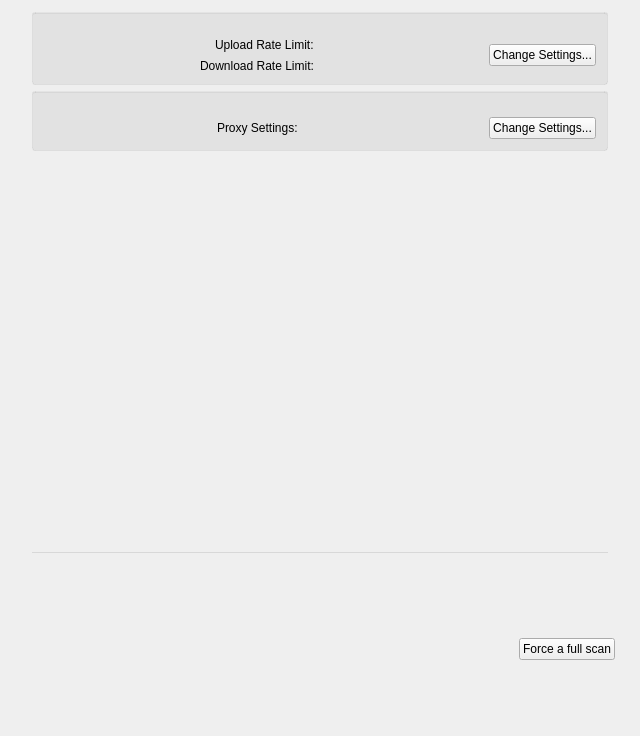
This is src/MEGASync/gui/macx/SettingsDialog.ui in meganz/MEGAsync as Qt 5 draws it before an edit. The edited form follows.
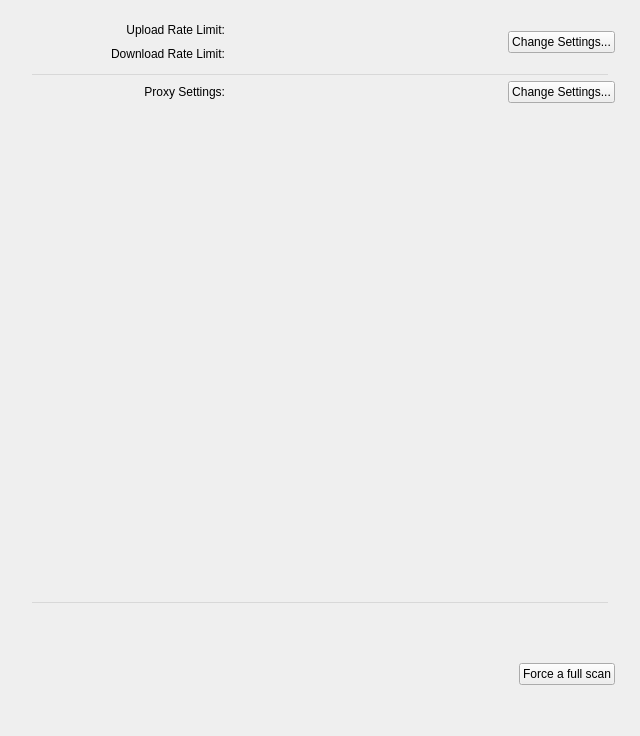
This is the edited form. The open tabs and pages were chosen to show the change. Icons and pictures are not drawn. Custom widgets are drawn as their Qt base class.

Commit message: Fixes for network pane reverted after merge

```diff
--- a/src/MEGASync/gui/macx/SettingsDialog.ui
+++ b/src/MEGASync/gui/macx/SettingsDialog.ui
@@ -220,6 +220,17 @@
   margin-left: 32px;
   margin-right: 32px;
 }
+
+/*Network pane css props*/
+#wSeparatorNetwork
+{
+ background-color: rgba(0,0,0,0.1);
+}
+
+#lUploadRateLimit, #lDownloadRateLimit, #lProxySettings
+{
+    font-weight: bold;
+}
 </string>
   </property>
   <layout class="QVBoxLayout" name="verticalLayout_12">
@@ -3738,92 +3749,76 @@
       <property name="focusPolicy">
        <enum>Qt::WheelFocus</enum>
       </property>
-      <layout class="QVBoxLayout" name="verticalLayout_10">
+      <layout class="QVBoxLayout" name="verticalLayout">
+       <property name="spacing">
+        <number>6</number>
+       </property>
        <property name="leftMargin">
-        <number>32</number>
+        <number>0</number>
        </property>
        <property name="topMargin">
-        <number>12</number>
+        <number>16</number>
        </property>
        <property name="rightMargin">
-        <number>32</number>
+        <number>0</number>
        </property>
        <property name="bottomMargin">
-        <number>12</number>
+        <number>0</number>
        </property>
        <item>
-        <widget class="QGroupBox" name="gBandwidthSettings">
-         <property name="title">
-          <string/>
-         </property>
-         <layout class="QHBoxLayout" name="horizontalLayout_7">
-          <property name="topMargin">
-           <number>24</number>
-          </property>
-          <item>
-           <spacer name="horizontalSpacer_17">
-            <property name="orientation">
-             <enum>Qt::Horizontal</enum>
-            </property>
-            <property name="sizeHint" stdset="0">
+        <widget class="QWidget" name="gBandwidthSettings" native="true">
+         <property name="minimumSize">
              <size>
-              <width>40</width>
-              <height>20</height>
-             </size>
-            </property>
-           </spacer>
-          </item>
+           <width>0</width>
+           <height>0</height>
+          </size>
+         </property>
+         <layout class="QVBoxLayout" name="verticalLayout_40">
+          <property name="leftMargin">
+           <number>25</number>
+          </property>
+          <property name="topMargin">
+           <number>0</number>
+          </property>
+          <property name="rightMargin">
+           <number>25</number>
+          </property>
+          <property name="bottomMargin">
+           <number>0</number>
+          </property>
           <item>
-           <layout class="QFormLayout" name="formLayout">
-            <property name="labelAlignment">
-             <set>Qt::AlignRight|Qt::AlignTrailing|Qt::AlignVCenter</set>
+           <layout class="QGridLayout" name="gridLayout_14" columnminimumwidth="200,0,0">
+            <property name="topMargin">
+             <number>7</number>
             </property>
-            <property name="formAlignment">
-             <set>Qt::AlignCenter</set>
-            </property>
-            <property name="horizontalSpacing">
+            <property name="bottomMargin">
              <number>7</number>
             </property>
             <property name="verticalSpacing">
-             <number>7</number>
+             <number>10</number>
             </property>
-            <item row="0" column="0">
-             <widget class="QLabel" name="label_2">
-              <property name="text">
-               <string>Upload Rate Limit:</string>
-              </property>
-             </widget>
-            </item>
             <item row="1" column="0">
-             <widget class="QLabel" name="label_3">
+             <widget class="QLabel" name="lDownloadRateLimitDesc">
               <property name="text">
                <string>Download Rate Limit:</string>
               </property>
+              <property name="alignment">
+               <set>Qt::AlignRight|Qt::AlignTrailing|Qt::AlignVCenter</set>
+              </property>
              </widget>
             </item>
-            <item row="0" column="1">
-             <widget class="QLabel" name="lUploadRateLimit">
-              <property name="styleSheet">
-               <string notr="true">QLabel {
-font-weight: bold;
-}</string>
-              </property>
+            <item row="0" column="0">
+             <widget class="QLabel" name="lUploadRateLimitDesc">
               <property name="text">
-               <string/>
+               <string>Upload Rate Limit:</string>
               </property>
-             </widget>
-            </item>
-            <item row="1" column="1">
-             <widget class="QLabel" name="lDownloadRateLimit">
-              <property name="styleSheet">
-               <string notr="true">QLabel {
-font-weight: bold;
-}</string>
+              <property name="alignment">
+               <set>Qt::AlignRight|Qt::AlignTrailing|Qt::AlignVCenter</set>
               </property>
              </widget>
             </item>
-           </layout>
-          </item>
+            <item row="0" column="2" rowspan="2">
+             <layout class="QHBoxLayout" name="horizontalLayout_7">
           <item>
            <spacer name="horizontalSpacer_18">
             <property name="orientation">
@@ -3851,43 +3846,103 @@
            </widget>
           </item>
          </layout>
-        </widget>
-       </item>
+            </item>
+            <item row="1" column="1">
+             <widget class="QLabel" name="lDownloadRateLimit">
+              <property name="styleSheet">
+               <string notr="true">QLabel {
+font-weight: bold;
+}</string>
+              </property>
+              <property name="text">
+               <string/>
+              </property>
+             </widget>
+            </item>
+            <item row="0" column="1">
+             <widget class="QLabel" name="lUploadRateLimit">
+              <property name="styleSheet">
+               <string notr="true">QLabel {
+font-weight: bold;
+}</string>
+              </property>
+              <property name="text">
+               <string/>
+              </property>
+             </widget>
+            </item>
+           </layout>
+          </item>
+         </layout>
+        </widget>
+       </item>
        <item>
-        <widget class="QGroupBox" name="gProxySettings">
-         <property name="title">
+        <widget class="QWidget" name="wSeparatorNetwork" native="true">
+         <property name="sizePolicy">
+          <sizepolicy hsizetype="Preferred" vsizetype="Preferred">
+           <horstretch>0</horstretch>
+           <verstretch>0</verstretch>
+          </sizepolicy>
+         </property>
+         <property name="minimumSize">
+          <size>
+           <width>0</width>
+           <height>1</height>
+          </size>
+         </property>
+         <property name="maximumSize">
+          <size>
+           <width>16777215</width>
+           <height>1</height>
+          </size>
+         </property>
+         <property name="focusPolicy">
+          <enum>Qt::NoFocus</enum>
+         </property>
+         <property name="styleSheet">
+          <string notr="true">margin-left: 32px;
+margin-right: 32px;
+</string>
+         </property>
+         <property name="text" stdset="0">
           <string/>
          </property>
-         <layout class="QHBoxLayout" name="horizontalLayout_8">
+         <property name="iconSize" stdset="0">
+          <size>
+           <width>576</width>
+           <height>1</height>
+          </size>
+         </property>
+         <property name="checkable" stdset="0">
+          <bool>false</bool>
+         </property>
+        </widget>
+       </item>
+       <item>
+        <widget class="QWidget" name="gProxySettings" native="true">
+         <layout class="QVBoxLayout" name="verticalLayout_41">
+          <property name="leftMargin">
+           <number>25</number>
+          </property>
           <property name="topMargin">
-           <number>24</number>
+           <number>0</number>
           </property>
-          <item>
-           <spacer name="horizontalSpacer_7">
-            <property name="orientation">
-             <enum>Qt::Horizontal</enum>
-            </property>
-            <property name="sizeHint" stdset="0">
-             <size>
-              <width>40</width>
-              <height>20</height>
-             </size>
-            </property>
-           </spacer>
-          </item>
+          <property name="rightMargin">
+           <number>25</number>
+          </property>
+          <property name="bottomMargin">
+           <number>0</number>
+          </property>
           <item>
-           <layout class="QFormLayout" name="formLayout_4">
-            <property name="labelAlignment">
-             <set>Qt::AlignRight|Qt::AlignTrailing|Qt::AlignVCenter</set>
-            </property>
-            <property name="formAlignment">
-             <set>Qt::AlignCenter</set>
-            </property>
+           <layout class="QGridLayout" name="gridLayout_15" columnminimumwidth="200,0,0">
             <item row="0" column="0">
-             <widget class="QLabel" name="label_7">
+             <widget class="QLabel" name="lProxySettingsDesc">
               <property name="text">
                <string>Proxy Settings:</string>
               </property>
+              <property name="alignment">
+               <set>Qt::AlignRight|Qt::AlignTrailing|Qt::AlignVCenter</set>
+              </property>
              </widget>
             </item>
             <item row="0" column="1">
@@ -3902,8 +3957,8 @@
               </property>
              </widget>
             </item>
-           </layout>
-          </item>
+            <item row="0" column="2">
+             <layout class="QHBoxLayout" name="horizontalLayout_8">
           <item>
            <spacer name="horizontalSpacer_4">
             <property name="orientation">
@@ -3931,6 +3986,10 @@
            </widget>
           </item>
          </layout>
+            </item>
+           </layout>
+          </item>
+         </layout>
         </widget>
        </item>
        <item>
@@ -3941,7 +4000,7 @@
          <property name="sizeHint" stdset="0">
           <size>
            <width>20</width>
-           <height>1</height>
+           <height>484</height>
           </size>
          </property>
         </spacer>
```
Left out of the diff: 2 changed lines with no effect on the pictures. Lines whose indentation alone changed are shown as unchanged.
